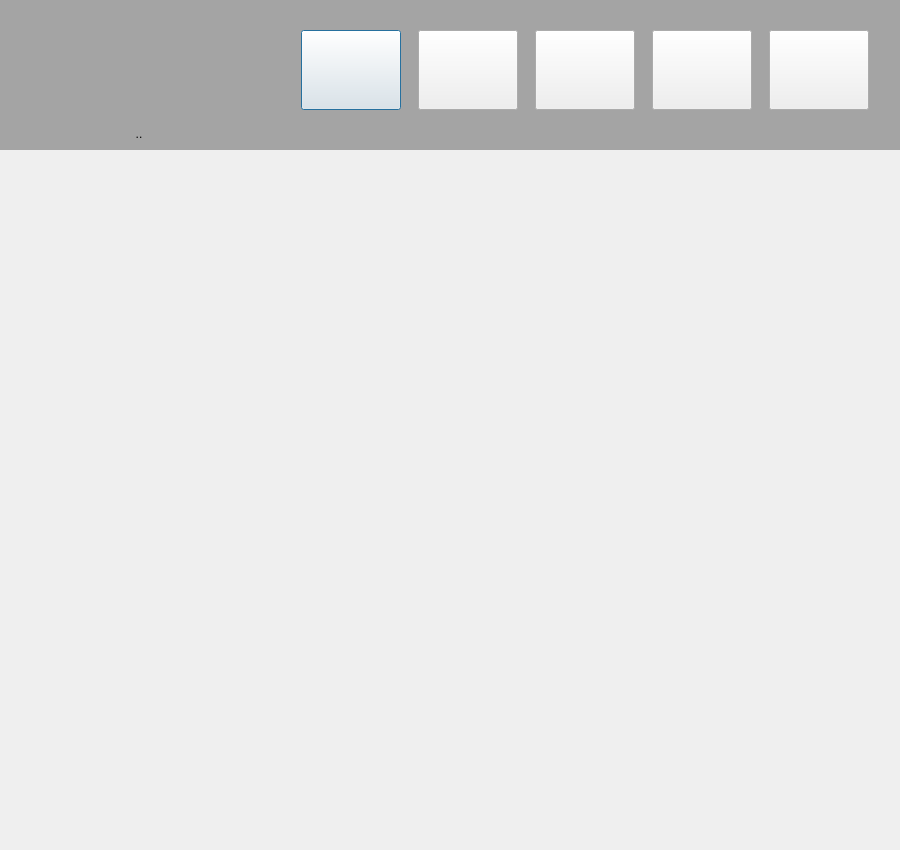
Above: PLOTS 1.2/cliente_b_principal.ui from Jheb1024/Park_lot_System before the change. Below: the same form after it.
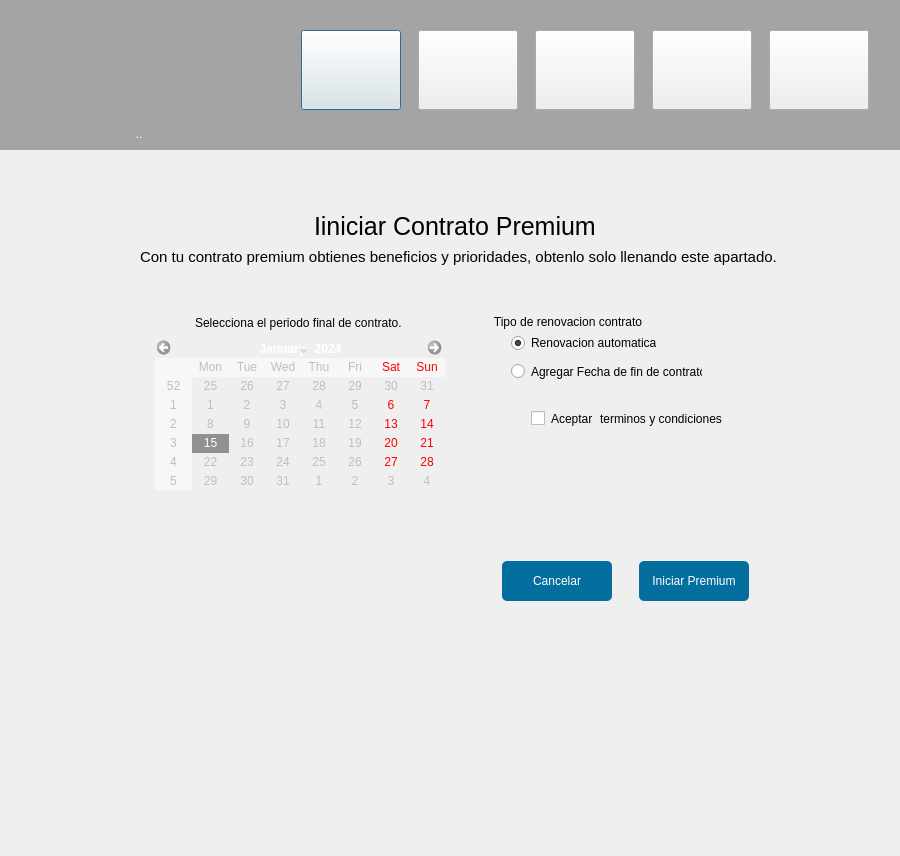
That is the form after the change. The open tabs and pages were chosen to show the change. Icons and pictures are not drawn.

```diff
--- a/PLOTS 1.2/cliente_b_principal.ui
+++ b/PLOTS 1.2/cliente_b_principal.ui
@@ -7,7 +7,7 @@
     <x>0</x>
     <y>0</y>
     <width>900</width>
-    <height>850</height>
+    <height>856</height>
    </rect>
   </property>
   <property name="maximumSize">
@@ -59,6 +59,9 @@
       <height>28</height>
      </rect>
     </property>
+    <property name="styleSheet">
+     <string notr="true">color: rgb(255, 255, 255);</string>
+    </property>
     <property name="text">
      <string>..</string>
     </property>
@@ -264,7 +267,7 @@
      <x>30</x>
      <y>180</y>
      <width>850</width>
-     <height>641</height>
+     <height>571</height>
     </rect>
    </property>
    <property name="sizePolicy">
@@ -1461,7 +1464,640 @@
     </widget>
    </widget>
    <widget class="QWidget" name="Perfil"/>
-   <widget class="QWidget" name="Contrato"/>
+   <widget class="QWidget" name="Contrato">
+    <widget class="QWidget" name="verticalWidget_2" native="true">
+     <property name="geometry">
+      <rect>
+       <x>33</x>
+       <y>31</y>
+       <width>791</width>
+       <height>431</height>
+      </rect>
+     </property>
+     <property name="styleSheet">
+      <string notr="true">background-image: url(:/Img/F1.jfif);
+border-radius: 8px;</string>
+     </property>
+     <layout class="QVBoxLayout" name="Principal">
+      <property name="bottomMargin">
+       <number>1</number>
+      </property>
+      <item>
+       <layout class="QHBoxLayout" name="horizontalLayout_8">
+        <item>
+         <spacer name="horizontalSpacer_11">
+          <property name="orientation">
+           <enum>Qt::Horizontal</enum>
+          </property>
+          <property name="sizeHint" stdset="0">
+           <size>
+            <width>40</width>
+            <height>20</height>
+           </size>
+          </property>
+         </spacer>
+        </item>
+        <item>
+         <widget class="QLabel" name="label_9">
+          <property name="sizePolicy">
+           <sizepolicy hsizetype="Fixed" vsizetype="Fixed">
+            <horstretch>0</horstretch>
+            <verstretch>0</verstretch>
+           </sizepolicy>
+          </property>
+          <property name="minimumSize">
+           <size>
+            <width>290</width>
+            <height>30</height>
+           </size>
+          </property>
+          <property name="styleSheet">
+           <string notr="true">font-size:25px;</string>
+          </property>
+          <property name="text">
+           <string>Iiniciar Contrato Premium</string>
+          </property>
+         </widget>
+        </item>
+        <item>
+         <spacer name="horizontalSpacer_12">
+          <property name="orientation">
+           <enum>Qt::Horizontal</enum>
+          </property>
+          <property name="sizeHint" stdset="0">
+           <size>
+            <width>40</width>
+            <height>20</height>
+           </size>
+          </property>
+         </spacer>
+        </item>
+       </layout>
+      </item>
+      <item>
+       <layout class="QHBoxLayout" name="horizontalLayout_7">
+        <item>
+         <spacer name="horizontalSpacer_5">
+          <property name="orientation">
+           <enum>Qt::Horizontal</enum>
+          </property>
+          <property name="sizeHint" stdset="0">
+           <size>
+            <width>40</width>
+            <height>20</height>
+           </size>
+          </property>
+         </spacer>
+        </item>
+        <item>
+         <widget class="QLabel" name="label_8">
+          <property name="styleSheet">
+           <string notr="true">font-size:15px;</string>
+          </property>
+          <property name="text">
+           <string>Con tu contrato premium obtienes beneficios y prioridades, obtenlo solo llenando este apartado.</string>
+          </property>
+         </widget>
+        </item>
+        <item>
+         <spacer name="horizontalSpacer_4">
+          <property name="orientation">
+           <enum>Qt::Horizontal</enum>
+          </property>
+          <property name="sizeHint" stdset="0">
+           <size>
+            <width>40</width>
+            <height>20</height>
+           </size>
+          </property>
+         </spacer>
+        </item>
+       </layout>
+      </item>
+      <item>
+       <layout class="QHBoxLayout" name="horizontalLayout_6">
+        <item>
+         <spacer name="horizontalSpacer_9">
+          <property name="orientation">
+           <enum>Qt::Horizontal</enum>
+          </property>
+          <property name="sizeHint" stdset="0">
+           <size>
+            <width>40</width>
+            <height>20</height>
+           </size>
+          </property>
+         </spacer>
+        </item>
+        <item>
+         <layout class="QVBoxLayout" name="verticalLayout_2">
+          <item>
+           <spacer name="verticalSpacer_6">
+            <property name="orientation">
+             <enum>Qt::Vertical</enum>
+            </property>
+            <property name="sizeType">
+             <enum>QSizePolicy::Fixed</enum>
+            </property>
+            <property name="sizeHint" stdset="0">
+             <size>
+              <width>20</width>
+              <height>40</height>
+             </size>
+            </property>
+           </spacer>
+          </item>
+          <item>
+           <layout class="QHBoxLayout" name="horizontalLayout_2">
+            <item>
+             <spacer name="horizontalSpacer_2">
+              <property name="orientation">
+               <enum>Qt::Horizontal</enum>
+              </property>
+              <property name="sizeHint" stdset="0">
+               <size>
+                <width>40</width>
+                <height>20</height>
+               </size>
+              </property>
+             </spacer>
+            </item>
+            <item>
+             <widget class="QLabel" name="label_6">
+              <property name="text">
+               <string>Selecciona el periodo final de contrato. </string>
+              </property>
+             </widget>
+            </item>
+            <item>
+             <spacer name="horizontalSpacer">
+              <property name="orientation">
+               <enum>Qt::Horizontal</enum>
+              </property>
+              <property name="sizeHint" stdset="0">
+               <size>
+                <width>40</width>
+                <height>20</height>
+               </size>
+              </property>
+             </spacer>
+            </item>
+           </layout>
+          </item>
+          <item>
+           <widget class="QCalendarWidget" name="FechacalendarWidget">
+            <property name="enabled">
+             <bool>false</bool>
+            </property>
+            <property name="cursor">
+             <cursorShape>PointingHandCursor</cursorShape>
+            </property>
+            <property name="focusPolicy">
+             <enum>Qt::StrongFocus</enum>
+            </property>
+            <property name="firstDayOfWeek">
+             <enum>Qt::Monday</enum>
+            </property>
+            <property name="gridVisible">
+             <bool>false</bool>
+            </property>
+           </widget>
+          </item>
+          <item>
+           <spacer name="verticalSpacer_5">
+            <property name="orientation">
+             <enum>Qt::Vertical</enum>
+            </property>
+            <property name="sizeHint" stdset="0">
+             <size>
+              <width>20</width>
+              <height>40</height>
+             </size>
+            </property>
+           </spacer>
+          </item>
+         </layout>
+        </item>
+        <item>
+         <spacer name="horizontalSpacer_10">
+          <property name="orientation">
+           <enum>Qt::Horizontal</enum>
+          </property>
+          <property name="sizeType">
+           <enum>QSizePolicy::Fixed</enum>
+          </property>
+          <property name="sizeHint" stdset="0">
+           <size>
+            <width>40</width>
+            <height>20</height>
+           </size>
+          </property>
+         </spacer>
+        </item>
+        <item>
+         <layout class="QVBoxLayout" name="verticalLayout_3">
+          <item>
+           <spacer name="verticalSpacer_4">
+            <property name="orientation">
+             <enum>Qt::Vertical</enum>
+            </property>
+            <property name="sizeType">
+             <enum>QSizePolicy::Fixed</enum>
+            </property>
+            <property name="sizeHint" stdset="0">
+             <size>
+              <width>20</width>
+              <height>40</height>
+             </size>
+            </property>
+           </spacer>
+          </item>
+          <item>
+           <widget class="QGroupBox" name="Tipo_groupBox">
+            <property name="enabled">
+             <bool>true</bool>
+            </property>
+            <property name="sizePolicy">
+             <sizepolicy hsizetype="Fixed" vsizetype="Fixed">
+              <horstretch>0</horstretch>
+              <verstretch>0</verstretch>
+             </sizepolicy>
+            </property>
+            <property name="minimumSize">
+             <size>
+              <width>270</width>
+              <height>90</height>
+             </size>
+            </property>
+            <property name="title">
+             <string>Tipo de renovacion contrato</string>
+            </property>
+            <property name="checkable">
+             <bool>false</bool>
+            </property>
+            <widget class="QRadioButton" name="Automatica_radioButton">
+             <property name="enabled">
+              <bool>true</bool>
+             </property>
+             <property name="geometry">
+              <rect>
+               <x>20</x>
+               <y>20</y>
+               <width>181</width>
+               <height>20</height>
+              </rect>
+             </property>
+             <property name="text">
+              <string>Renovacion automatica</string>
+             </property>
+             <property name="checked">
+              <bool>true</bool>
+             </property>
+            </widget>
+            <widget class="QRadioButton" name="AgregarFecha_radioButton">
+             <property name="geometry">
+              <rect>
+               <x>20</x>
+               <y>50</y>
+               <width>191</width>
+               <height>17</height>
+              </rect>
+             </property>
+             <property name="text">
+              <string>Agregar Fecha de fin de contrato</string>
+             </property>
+            </widget>
+           </widget>
+          </item>
+          <item>
+           <layout class="QHBoxLayout" name="horizontalLayout_5">
+            <item>
+             <spacer name="horizontalSpacer_7">
+              <property name="orientation">
+               <enum>Qt::Horizontal</enum>
+              </property>
+              <property name="sizeHint" stdset="0">
+               <size>
+                <width>40</width>
+                <height>20</height>
+               </size>
+              </property>
+             </spacer>
+            </item>
+            <item>
+             <layout class="QHBoxLayout" name="horizontalLayout_3">
+              <item>
+               <widget class="QCheckBox" name="Terminos_checkBox">
+                <property name="text">
+                 <string>Aceptar</string>
+                </property>
+               </widget>
+              </item>
+              <item>
+               <widget class="QPushButton" name="Terminos_pushButton">
+                <property name="sizePolicy">
+                 <sizepolicy hsizetype="Fixed" vsizetype="Fixed">
+                  <horstretch>0</horstretch>
+                  <verstretch>0</verstretch>
+                 </sizepolicy>
+                </property>
+                <property name="minimumSize">
+                 <size>
+                  <width>120</width>
+                  <height>0</height>
+                 </size>
+                </property>
+                <property name="styleSheet">
+                 <string notr="true">QPushButton{
+border-width: 0px;
+ border-radius: 3px;
+background-color:transparent;}
+
+QPushButton:hover{
+   color: rgb(79,90,229);
+	background-color: transparent;
+	font: 75 10pt &quot;Calibri&quot;;
+}
+</string>
+                </property>
+                <property name="text">
+                 <string>terminos y condiciones</string>
+                </property>
+               </widget>
+              </item>
+             </layout>
+            </item>
+            <item>
+             <spacer name="horizontalSpacer_6">
+              <property name="orientation">
+               <enum>Qt::Horizontal</enum>
+              </property>
+              <property name="sizeHint" stdset="0">
+               <size>
+                <width>40</width>
+                <height>20</height>
+               </size>
+              </property>
+             </spacer>
+            </item>
+           </layout>
+          </item>
+          <item>
+           <spacer name="verticalSpacer_8">
+            <property name="orientation">
+             <enum>Qt::Vertical</enum>
+            </property>
+            <property name="sizeHint" stdset="0">
+             <size>
+              <width>20</width>
+              <height>40</height>
+             </size>
+            </property>
+           </spacer>
+          </item>
+          <item>
+           <layout class="QHBoxLayout" name="horizontalLayout_4">
+            <item>
+             <widget class="QPushButton" name="Cancelar_pushButton">
+              <property name="sizePolicy">
+               <sizepolicy hsizetype="Fixed" vsizetype="Fixed">
+                <horstretch>0</horstretch>
+                <verstretch>0</verstretch>
+               </sizepolicy>
+              </property>
+              <property name="minimumSize">
+               <size>
+                <width>110</width>
+                <height>40</height>
+               </size>
+              </property>
+              <property name="styleSheet">
+               <string notr="true">QPushButton{
+color: #fff;
+border-radius: 5px;
+background: rgb(4, 110, 159);}
+
+QPushButton:hover{
+	background-color: rgb(114,9,120);
+    border-radius: 5px;
+	color: #fff;
+    selection-color: white;  
+    padding: 2px 4px;}</string>
+              </property>
+              <property name="text">
+               <string>Cancelar</string>
+              </property>
+             </widget>
+            </item>
+            <item>
+             <spacer name="horizontalSpacer_3">
+              <property name="orientation">
+               <enum>Qt::Horizontal</enum>
+              </property>
+              <property name="sizeType">
+               <enum>QSizePolicy::Fixed</enum>
+              </property>
+              <property name="sizeHint" stdset="0">
+               <size>
+                <width>10</width>
+                <height>20</height>
+               </size>
+              </property>
+             </spacer>
+            </item>
+            <item>
+             <widget class="QPushButton" name="Aceptar_pushButton">
+              <property name="sizePolicy">
+               <sizepolicy hsizetype="Fixed" vsizetype="Fixed">
+                <horstretch>0</horstretch>
+                <verstretch>0</verstretch>
+               </sizepolicy>
+              </property>
+              <property name="minimumSize">
+               <size>
+                <width>110</width>
+                <height>40</height>
+               </size>
+              </property>
+              <property name="styleSheet">
+               <string notr="true">QPushButton{
+color: #fff;
+border-radius: 5px;
+background: rgb(4, 110, 159);}
+
+QPushButton:hover{
+	background-color: rgb(114,9,120);
+    border-radius: 5px;
+	color: #fff;
+    selection-color: white;  
+    padding: 2px 4px;}</string>
+              </property>
+              <property name="text">
+               <string>Iniciar Premium</string>
+              </property>
+             </widget>
+            </item>
+           </layout>
+          </item>
+          <item>
+           <spacer name="verticalSpacer_7">
+            <property name="orientation">
+             <enum>Qt::Vertical</enum>
+            </property>
+            <property name="sizeType">
+             <enum>QSizePolicy::Fixed</enum>
+            </property>
+            <property name="sizeHint" stdset="0">
+             <size>
+              <width>20</width>
+              <height>40</height>
+             </size>
+            </property>
+           </spacer>
+          </item>
+         </layout>
+        </item>
+        <item>
+         <spacer name="horizontalSpacer_8">
+          <property name="orientation">
+           <enum>Qt::Horizontal</enum>
+          </property>
+          <property name="sizeType">
+           <enum>QSizePolicy::Expanding</enum>
+          </property>
+          <property name="sizeHint" stdset="0">
+           <size>
+            <width>40</width>
+            <height>20</height>
+           </size>
+          </property>
+         </spacer>
+        </item>
+       </layout>
+      </item>
+     </layout>
+    </widget>
+   </widget>
+   <widget class="QWidget" name="TerminosCondiciones">
+    <widget class="QWidget" name="Principal_2" native="true">
+     <property name="geometry">
+      <rect>
+       <x>90</x>
+       <y>40</y>
+       <width>671</width>
+       <height>451</height>
+      </rect>
+     </property>
+     <property name="styleSheet">
+      <string notr="true">background-image: url(:/Img/F1.jfif);
+border-radius: 8px;</string>
+     </property>
+     <layout class="QVBoxLayout" name="verticalLayout_4">
+      <item>
+       <layout class="QHBoxLayout" name="horizontalLayout_10">
+        <item>
+         <spacer name="horizontalSpacer_16">
+          <property name="orientation">
+           <enum>Qt::Horizontal</enum>
+          </property>
+          <property name="sizeHint" stdset="0">
+           <size>
+            <width>40</width>
+            <height>20</height>
+           </size>
+          </property>
+         </spacer>
+        </item>
+        <item>
+         <widget class="QLabel" name="label_10">
+          <property name="styleSheet">
+           <string notr="true">font: 75 16pt &quot;MS Shell Dlg 2&quot;;</string>
+          </property>
+          <property name="text">
+           <string>Terminos y condiciones.</string>
+          </property>
+         </widget>
+        </item>
+        <item>
+         <spacer name="horizontalSpacer_15">
+          <property name="orientation">
+           <enum>Qt::Horizontal</enum>
+          </property>
+          <property name="sizeHint" stdset="0">
+           <size>
+            <width>40</width>
+            <height>20</height>
+           </size>
+          </property>
+         </spacer>
+        </item>
+       </layout>
+      </item>
+      <item>
+       <widget class="QTextBrowser" name="Terminos_textBrowser"/>
+      </item>
+      <item>
+       <layout class="QHBoxLayout" name="horizontalLayout_9">
+        <item>
+         <spacer name="horizontalSpacer_14">
+          <property name="orientation">
+           <enum>Qt::Horizontal</enum>
+          </property>
+          <property name="sizeHint" stdset="0">
+           <size>
+            <width>40</width>
+            <height>20</height>
+           </size>
+          </property>
+         </spacer>
+        </item>
+        <item>
+         <widget class="QPushButton" name="Regresar_pushButton">
+          <property name="minimumSize">
+           <size>
+            <width>120</width>
+            <height>40</height>
+           </size>
+          </property>
+          <property name="styleSheet">
+           <string notr="true">QPushButton{
+color: #fff;
+border-radius: 5px;
+background: rgb(4, 110, 159);}
+
+QPushButton:hover{
+	background-color: rgb(114,9,120);
+    border-radius: 5px;
+	color: #fff;
+    selection-color: white;  
+    padding: 2px 4px;}</string>
+          </property>
+          <property name="text">
+           <string>Regresar</string>
+          </property>
+         </widget>
+        </item>
+        <item>
+         <spacer name="horizontalSpacer_13">
+          <property name="orientation">
+           <enum>Qt::Horizontal</enum>
+          </property>
+          <property name="sizeType">
+           <enum>QSizePolicy::Fixed</enum>
+          </property>
+          <property name="sizeHint" stdset="0">
+           <size>
+            <width>20</width>
+            <height>20</height>
+           </size>
+          </property>
+         </spacer>
+        </item>
+       </layout>
+      </item>
+     </layout>
+    </widget>
+   </widget>
   </widget>
  </widget>
  <resources>
```
Left out of the diff: 16 changed lines with no effect on the pictures.
